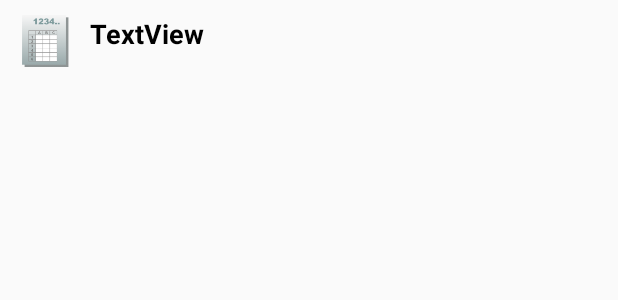
After one commit to Delestor/AlcaROL, an Android app: the layout row_design_estilo.xml on its own in the app's theme, with its tools: preview values and no code run, on a phone screen of 412 x 824 dp. The commit adds this screen. Shown: the top 300 px of the screen. Run offline under Robolectric (Android 15) with nearby library versions, the phone set to English and light mode, and no system bars; network calls fail.

Commit message:
gestion Estilos hojas de personaje 0.1

```diff
--- /dev/null
+++ b/app/src/main/res/layout/row_design_estilo.xml
@@ -0,0 +1,46 @@
+<?xml version="1.0" encoding="utf-8"?>
+<LinearLayout xmlns:android="http://schemas.android.com/apk/res/android"
+    android:orientation="vertical" android:layout_width="match_parent"
+    android:layout_height="match_parent">
+
+    <LinearLayout
+        android:layout_width="match_parent"
+        android:layout_height="wrap_content"
+        android:orientation="vertical"
+        android:paddingBottom="10dp"
+        android:paddingLeft="10dp"
+        android:paddingRight="10dp"
+        android:paddingTop="10dp">
+
+        <LinearLayout
+            android:layout_width="wrap_content"
+            android:layout_height="wrap_content"
+            android:orientation="horizontal"
+            android:weightSum="1">
+
+            <ImageView
+                android:id="@+id/ivEstilo"
+                android:layout_width="40dp"
+                android:layout_height="match_parent"
+                android:src="@drawable/spreadsheet"
+                android:maxHeight="32dp"
+                android:maxWidth="32dp"/>
+
+            <TextView
+                android:id="@+id/lblNombreEstilo"
+                android:layout_width="260dp"
+                android:layout_height="wrap_content"
+                android:elegantTextHeight="true"
+                android:paddingBottom="10dp"
+                android:paddingLeft="10dp"
+                android:text="TextView"
+                android:textColor="@android:color/background_dark"
+                android:textSize="18dp"
+                android:textStyle="bold" />
+
+
+        </LinearLayout>
+
+    </LinearLayout>
+
+</LinearLayout>
--- a/app/src/main/res/values/strings.xml
+++ b/app/src/main/res/values/strings.xml
@@ -2,4 +2,5 @@
     <string name="app_name">AlcaROL</string>
     <string name="mis_estilos">Mis estilos</string>
     <string name="mis_grupos">Mis Grupos</string>
+    <string name="nuevo_estilo">Nuevo Estilo</string>
 </resources>
```
Also changed, not shown: app/src/main/java/com/bemen3/albert/alcarol/AdaptadorEstilos.java (added, +106 -0 lines), app/src/main/java/com/bemen3/albert/alcarol/MisEstilosActivity.java (+84 -0 lines), app/src/main/java/com/bemen3/albert/alcarol/entidades/Estilo.java (added, +121 -0 lines), app/src/main/res/layout/activity_mis_estilos.xml (+14 -4 lines), app/src/main/res/drawable/spreadsheet.png (added).
